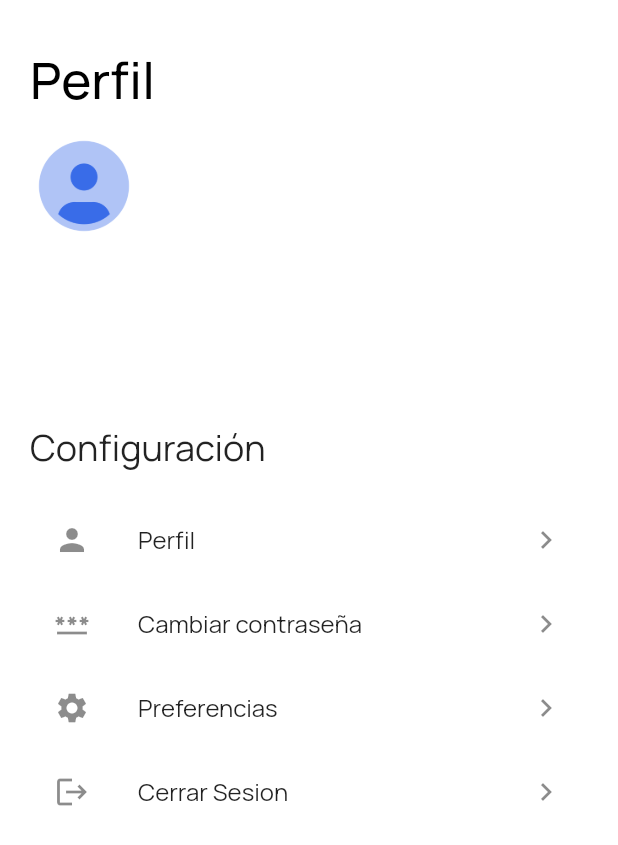
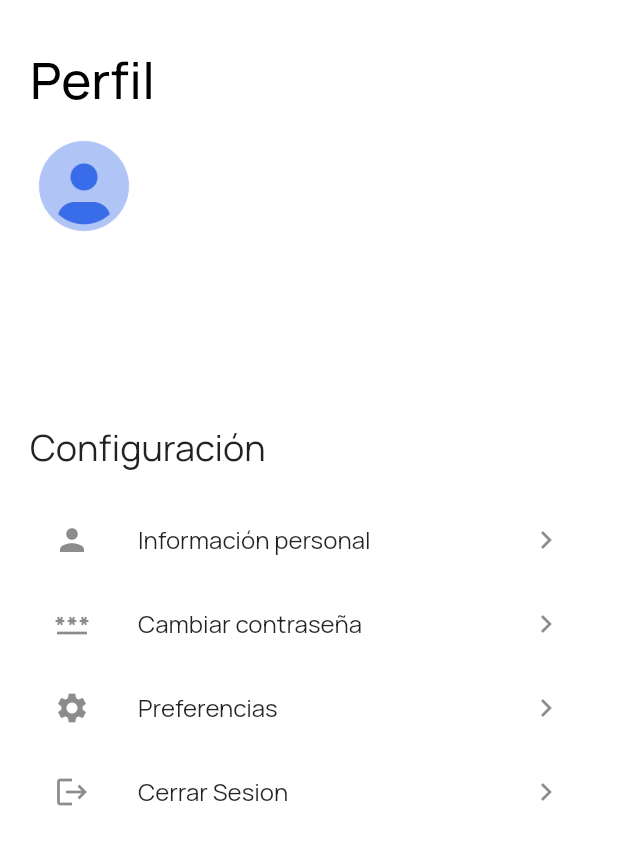
Before and after one commit to rjcalifornia/lofty-latam-mobile-app, a Flutter app: the ProfileScreen widget shown alone on an empty page, opened directly, on a phone screen of 412 x 824 dp. Shown: the top 845 px of the screen. Run offline on Flutter 3.47's test engine with Material 2 defaults, Android fonts, the phone set to English and light mode, and no system bars; our stand-ins replace dio, google_fonts, loading_animation_widget, rxdart, shared_preferences; accounts and stored records are empty; network calls fail.

Commit message:
Changes to be committed: 	modified:   lib/bloc/payments_bloc.dart 	new file:   lib/bloc/user_bloc.dart 	modified:   lib/ui/screens/profile.dart 	modified:   lib/ui/screens/property/create_payment_receipt.dart 	new file:   lib/ui/screens/user/personal_information.dart

```diff
--- a/lib/bloc/payments_bloc.dart
+++ b/lib/bloc/payments_bloc.dart
@@ -12,7 +12,7 @@ import 'package:http/http.dart' as http;
 import 'package:dio/dio.dart';
 import 'dart:convert';
 import 'dart:io';
-import 'package:path_provider/path_provider.dart';
+//import 'package:path_provider/path_provider.dart';
 
 import 'package:home_management_app/validators/validators.dart';
 import 'package:uuid/uuid.dart';
--- a/lib/ui/screens/profile.dart
+++ b/lib/ui/screens/profile.dart
@@ -4,6 +4,7 @@ import 'package:flutter/material.dart';
 import 'package:home_management_app/bloc/login_bloc.dart';
 import 'package:home_management_app/classes/UserPreferences.dart';
 import 'package:home_management_app/global.dart';
+import 'package:home_management_app/ui/screens/user/personal_information.dart';
 
 class ProfileScreen extends StatefulWidget {
   const ProfileScreen({super.key});
@@ -101,8 +102,12 @@ class _ProfileScreenState extends State<ProfileScreen> {
                 children: [
                   ListTile(
                     leading: Icon(Icons.person),
-                    title: Text('Perfil'),
+                    title: Text('Información personal'),
                     trailing: Icon(Icons.chevron_right_outlined),
+                    onTap: () => Navigator.push(
+                        context,
+                        MaterialPageRoute(
+                            builder: (context) => PersonalInformationScreen())),
                   ),
                   ListTile(
                     leading: Icon(Icons.password),
```
Also changed, not shown: lib/bloc/user_bloc.dart (added, +12 -0 lines), lib/ui/screens/property/create_payment_receipt.dart (+13 -5 lines), lib/ui/screens/user/personal_information.dart (added, +33 -0 lines).
